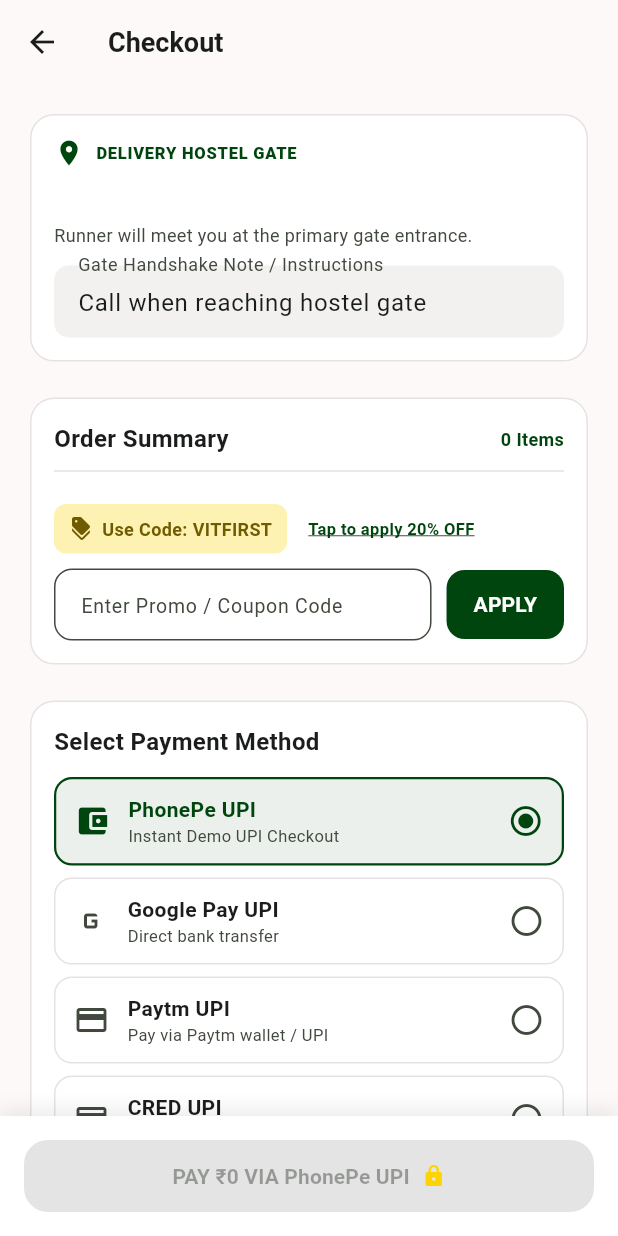
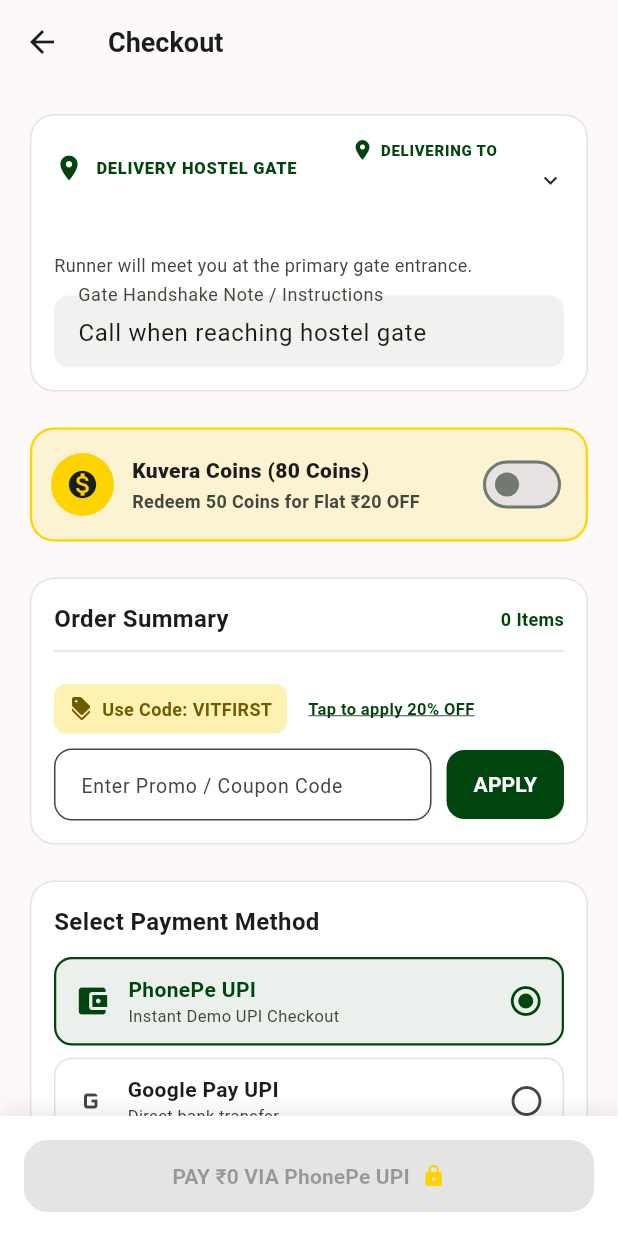
Before and after one commit to Tribal-Chief-001/Kraveo, a Flutter app: the CheckoutScreen screen opened directly with empty values, on a phone screen of 412 x 824 dp. Run offline on Flutter 3.47's test engine with Material 3 defaults, Android fonts, the phone set to English and light mode, and no system bars; our stand-ins replace audioplayers, permission_handler; network calls fail; Roboto replaces fonts that are missing (Plus Jakarta Sans).

Commit message:
feat: complete Customer App remediation (KUVERA20 coupon, Kuvera Coins redemption, editable HostelDropdown, Rate & Claim Coins button, CustomerApiService REST sync)

```diff
--- a/apps/customer_app/lib/providers/cart_provider.dart
+++ b/apps/customer_app/lib/providers/cart_provider.dart
@@ -12,6 +12,11 @@
   double _couponDiscountAmount = 0.0;
   String? _couponError;
 
+  // Kuvera Coins Rewards State
+  int _userKuveraCoins = 80; // Default student coin balance
+  bool _isKuveraCoinsRedeemed = false;
+  double _kuveraCoinsDiscountAmount = 0.0;
+
   // Getters
   String? get dhabaId => _dhabaId;
   String? get dhabaName => _dhabaName;
@@ -22,6 +27,10 @@
   double get couponDiscountAmount => _couponDiscountAmount;
   String? get couponError => _couponError;
 
+  int get userKuveraCoins => _userKuveraCoins;
+  bool get isKuveraCoinsRedeemed => _isKuveraCoinsRedeemed;
+  double get kuveraCoinsDiscountAmount => _kuveraCoinsDiscountAmount;
+
   double get subtotal => _items.fold(0.0, (sum, item) => sum + item.totalPrice);
 
   double get deliveryFee => _items.isEmpty ? 0.0 : 25.0;
@@ -29,7 +38,7 @@
 
   double get grandTotal {
     if (_items.isEmpty) return 0.0;
-    final total = subtotal + deliveryFee + taxAndPackaging - _couponDiscountAmount;
+    final total = subtotal + deliveryFee + taxAndPackaging - _couponDiscountAmount - _kuveraCoinsDiscountAmount;
     return total < 0 ? 0.0 : total;
   }
 
@@ -40,17 +49,18 @@
     List<CustomizationOption> selectedOptions = const [],
     String? specialInstructions,
   }) {
-    // If cart is from another dhaba, prompt to reset or clear
+    // If cart is from another dhaba, reset to new dhaba
     if (_dhabaId != null && _dhabaId != dhabaId) {
       clearCart();
     }
     _dhabaId = dhabaId;
     _dhabaName = dhabaName;
 
-    // Check if identical item with exact same options exists
+    // Check if identical item with exact same options & instructions exists
     final optionIds = selectedOptions.map((o) => o.id).toSet();
     final existingIndex = _items.indexWhere((ci) {
       if (ci.item.id != item.id) return false;
+      if (ci.specialInstructions != specialInstructions) return false;
       final existingOptIds = ci.selectedOptions.map((o) => o.id).toSet();
       return optionIds.length == existingOptIds.length &&
           optionIds.containsAll(existingOptIds);
@@ -136,6 +146,18 @@
       _couponDiscountAmount = (subtotal * 0.20).clamp(0.0, 50.0);
       notifyListeners();
       return true;
+    } else if (cleanCode == 'KUVERA20') {
+      if (subtotal < 80) {
+        _appliedCouponCode = null;
+        _couponDiscountAmount = 0.0;
+        _couponError = 'Minimum subtotal of ₹80 required for KUVERA20';
+        notifyListeners();
+        return false;
+      }
+      _appliedCouponCode = 'KUVERA20';
+      _couponDiscountAmount = 20.0;
+      notifyListeners();
+      return true;
     } else if (cleanCode == 'KRAVEO50') {
       if (subtotal < 150) {
         _appliedCouponCode = null;
@@ -151,10 +173,31 @@
     } else {
       _appliedCouponCode = null;
       _couponDiscountAmount = 0.0;
-      _couponError = 'Invalid code. Try "VITFIRST" for 20% OFF!';
+      _couponError = 'Invalid code. Try "VITFIRST" or "KUVERA20" for OFF!';
       notifyListeners();
       return false;
     }
+  }
+
+  void toggleKuveraCoinsRedemption() {
+    if (_isKuveraCoinsRedeemed) {
+      _isKuveraCoinsRedeemed = false;
+      _kuveraCoinsDiscountAmount = 0.0;
+    } else {
+      if (_userKuveraCoins < 50) {
+        _couponError = 'Need 50 Kuvera Coins to redeem Flat ₹20 OFF';
+        notifyListeners();
+        return;
+      }
+      _isKuveraCoinsRedeemed = true;
+      _kuveraCoinsDiscountAmount = 20.0;
+    }
+    notifyListeners();
+  }
+
+  void addKuveraCoins(int coins) {
+    _userKuveraCoins += coins;
+    notifyListeners();
   }
 
   void removeCoupon() {
@@ -176,6 +219,8 @@
     _items.clear();
     _appliedCouponCode = null;
     _couponDiscountAmount = 0.0;
+    _kuveraCoinsDiscountAmount = 0.0;
+    _isKuveraCoinsRedeemed = false;
     _couponError = null;
     notifyListeners();
   }
--- a/apps/customer_app/lib/screens/checkout_screen.dart
+++ b/apps/customer_app/lib/screens/checkout_screen.dart
@@ -4,6 +4,7 @@
 import '../providers/cart_provider.dart';
 import '../providers/order_provider.dart';
 import '../widgets/coupon_box.dart';
+import '../widgets/hostel_dropdown.dart';
 import 'live_tracking_screen.dart';
 
 class CheckoutScreen extends StatefulWidget {
@@ -153,6 +154,9 @@
                   crossAxisAlignment: CrossAxisAlignment.start,
                   children: [
                     Row(
+                      mainAxisAlignment: MainAxisAlignment.spaceBetween,
+                      children: [
+                        Row(
                           children: const [
                             Icon(Icons.location_on, color: AppTheme.primaryEmerald, size: 20),
                             SizedBox(width: 8),
@@ -164,6 +168,29 @@
                                 color: AppTheme.primaryEmerald,
                                 letterSpacing: 0.5,
                               ),
+                            ),
+                          ],
+                        ),
+                        HostelDropdown(
+                          selectedHostel: _currentHostel,
+                          onChanged: (newHostel) {
+                            if (newHostel != null) {
+                              setState(() {
+                                _currentHostel = newHostel;
+                              });
+                            }
+                          },
+                          hostelBlocks: const [
+                            'Block 1',
+                            'Block 2',
+                            'Block 3',
+                            'Block 4',
+                            'Block 5',
+                            'Block 6',
+                            'Girls Gate 1',
+                            'Girls Gate 2',
+                            'VIT Main Gate',
+                          ],
                         ),
                       ],
                     ),
@@ -192,6 +219,53 @@
                           borderSide: BorderSide.none,
                         ),
                       ),
+                    ),
+                  ],
+                ),
+              ),
+            ),
+            const SizedBox(height: 16),
+
+            // Kuvera Coins Loyalty Rewards Card
+            Card(
+              color: const Color(0xFFFDD400).withValues(alpha: 0.15),
+              shape: RoundedRectangleBorder(
+                borderRadius: BorderRadius.circular(16),
+                side: const BorderSide(color: Color(0xFFFDD400), width: 1.5),
+              ),
+              child: Padding(
+                padding: const EdgeInsets.all(14.0),
+                child: Row(
+                  children: [
+                    Container(
+                      padding: const EdgeInsets.all(10),
+                      decoration: const BoxDecoration(
+                        color: Color(0xFFFDD400),
+                        shape: BoxShape.circle,
+                      ),
+                      child: const Icon(Icons.monetization_on, color: Color(0xFF1B1C1C), size: 22),
+                    ),
+                    const SizedBox(width: 12),
+                    Expanded(
+                      child: Column(
+                        crossAxisAlignment: CrossAxisAlignment.start,
+                        children: [
+                          Text(
+                            'Kuvera Coins (${cart.userKuveraCoins} Coins)',
+                            style: const TextStyle(fontWeight: FontWeight.w900, fontSize: 14, color: AppTheme.textDark),
+                          ),
+                          const SizedBox(height: 2),
+                          const Text(
+                            'Redeem 50 Coins for Flat ₹20 OFF',
+                            style: TextStyle(fontSize: 12, color: AppTheme.textMuted, fontWeight: FontWeight.bold),
+                          ),
+                        ],
+                      ),
+                    ),
+                    Switch(
+                      value: cart.isKuveraCoinsRedeemed,
+                      activeColor: AppTheme.primaryEmerald,
+                      onChanged: (val) => cart.toggleKuveraCoinsRedemption(),
                     ),
                   ],
                 ),
--- a/apps/customer_app/lib/widgets/split_bill_modal.dart
+++ b/apps/customer_app/lib/widgets/split_bill_modal.dart
@@ -23,7 +23,7 @@
     buffer.writeln('🏢 Dropoff: ${widget.order.hostel}');
     buffer.writeln('--------------------------------');
     for (final item in widget.order.items) {
-      buffer.writeln('• ${item.quantity}x ${item.item.name} - ₹${(item.quantity * item.item.price).toInt()}');
+      buffer.writeln('• ${item.quantity}x ${item.item.name} - ₹${item.totalPrice.toInt()}');
     }
     buffer.writeln('--------------------------------');
     buffer.writeln('💰 Total Bill: ₹${widget.order.totalAmount.toInt()}');
```
Also changed, not shown: apps/customer_app/lib/screens/order_history_screen.dart (+32 -1 lines), apps/customer_app/lib/services/customer_api_service.dart (added, +103 -0 lines), apps/customer_app/lib/widgets/customization_modal.dart (+15 -0 lines), 2 other files. Lines whose indentation alone changed are shown as unchanged.
